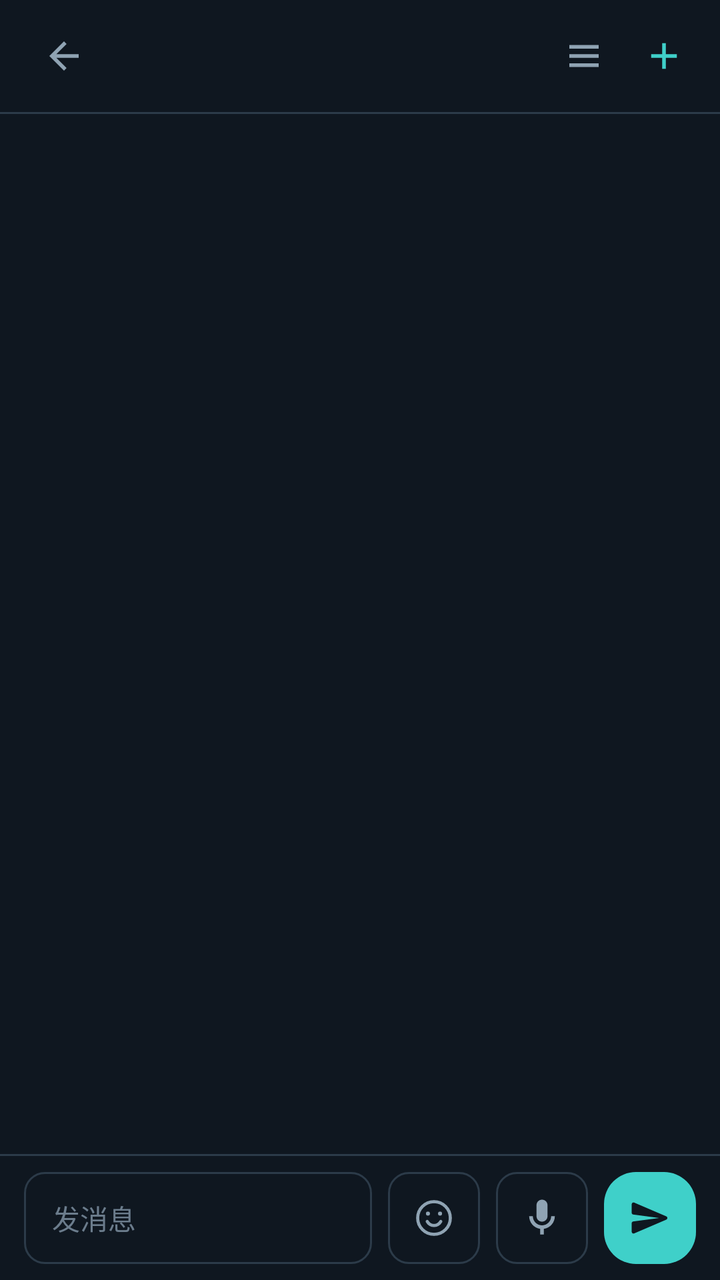
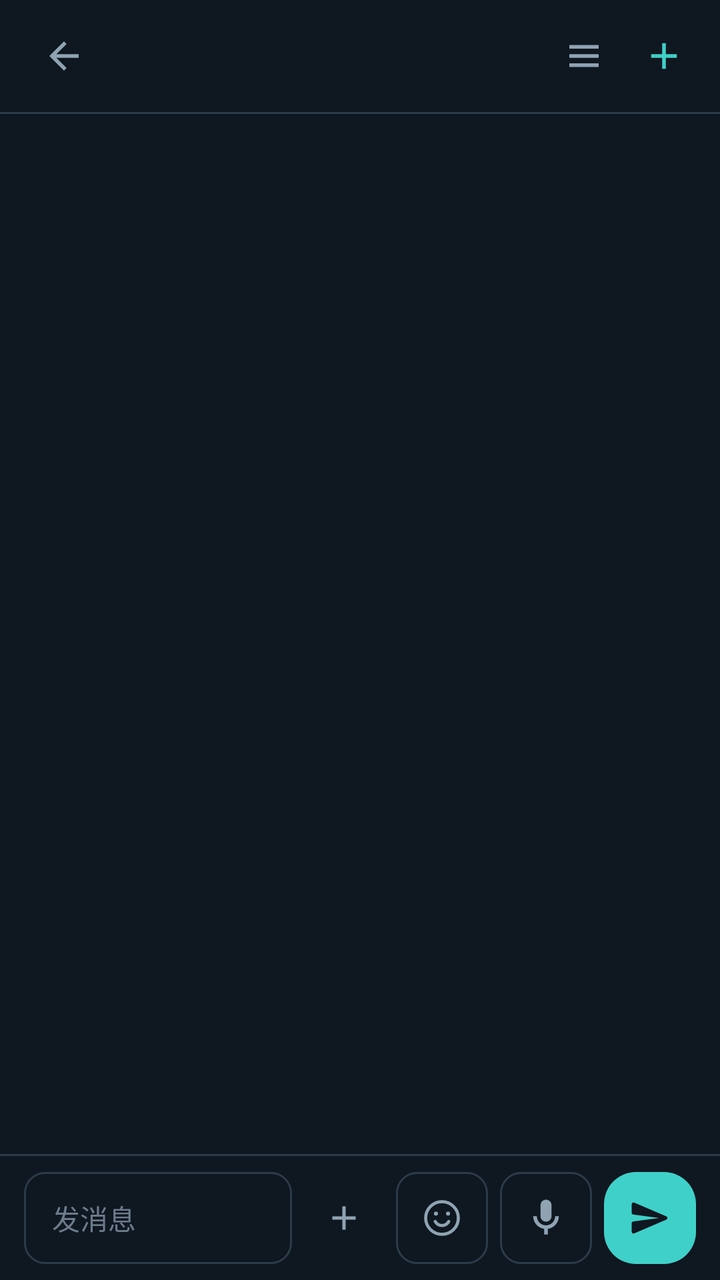

The first picture is an Android layout as it rendered before a commit; the second is the same layout after the commit. The layout source and the unified diff follow.
<!-- AndroidManifest.xml: activity theme AppTheme -->
<!-- res/layout/activity_history.xml -->
<?xml version="1.0" encoding="utf-8"?>
<FrameLayout xmlns:android="http://schemas.android.com/apk/res/android"
    android:id="@+id/historyRoot"
    android:layout_width="match_parent"
    android:layout_height="match_parent"
    android:background="@color/pet_bg">

    <LinearLayout
        android:layout_width="match_parent"
        android:layout_height="match_parent"
        android:orientation="vertical">

        <LinearLayout
            android:layout_width="match_parent"
            android:layout_height="56dp"
            android:gravity="center_vertical"
            android:orientation="horizontal"
            android:paddingStart="12dp"
            android:paddingEnd="8dp">

            <ImageView
                android:id="@+id/historyBack"
                android:layout_width="wrap_content"
                android:layout_height="wrap_content"
                android:background="?android:attr/selectableItemBackground"
                android:contentDescription="返回"
                android:padding="9dp"
                android:src="@drawable/ic_back"
                android:tint="@color/pet_text_dim" />

            
            <TextView
                android:id="@+id/historyProject"
                android:layout_width="0dp"
                android:layout_height="wrap_content"
                android:layout_weight="1"
                android:background="?android:attr/selectableItemBackground"
                android:ellipsize="end"
                android:maxLines="1"
                android:paddingStart="4dp"
                android:paddingTop="8dp"
                android:paddingEnd="4dp"
                android:paddingBottom="8dp"
                android:textColor="@color/pet_text"
                android:textSize="15sp" />

            <ImageView
                android:id="@+id/historySessions"
                android:layout_width="wrap_content"
                android:layout_height="wrap_content"
                android:background="?android:attr/selectableItemBackground"
                android:contentDescription="会话"
                android:padding="9dp"
                android:src="@drawable/ic_list"
                android:tint="@color/pet_text_dim" />

            <ImageView
                android:id="@+id/historyNew"
                android:layout_width="wrap_content"
                android:layout_height="wrap_content"
                android:background="?android:attr/selectableItemBackground"
                android:contentDescription="新对话"
                android:padding="9dp"
                android:src="@drawable/ic_plus"
                android:tint="@color/pet_accent" />

        </LinearLayout>

        <View
            android:layout_width="match_parent"
            android:layout_height="1dp"
            android:background="@color/pet_line" />

        <FrameLayout
            android:layout_width="match_parent"
            android:layout_height="0dp"
            android:layout_weight="1">

            <ListView
                android:id="@+id/historyList"
                android:layout_width="match_parent"
                android:layout_height="match_parent"
                android:clipToPadding="false"
                android:listSelector="@android:color/transparent"
                android:paddingTop="6dp"
                android:paddingBottom="12dp"
                android:scrollbars="none"
                android:stackFromBottom="true"
                android:transcriptMode="alwaysScroll" />

            <TextView
                android:id="@+id/historyEmpty"
                android:layout_width="wrap_content"
                android:layout_height="wrap_content"
                android:layout_gravity="center"
                android:gravity="center"
                android:lineSpacingExtra="4dp"
                android:padding="24dp"
                android:text="说句话开始"
                android:textColor="@color/pet_hint"
                android:textSize="14sp"
                android:visibility="gone" />

            <TextView
                android:id="@+id/chatTyping"
                android:layout_width="wrap_content"
                android:layout_height="wrap_content"
                android:layout_gravity="bottom|start"
                android:layout_marginStart="16dp"
                android:layout_marginBottom="6dp"
                android:text="···"
                android:textColor="@color/pet_hint"
                android:textSize="18sp"
                android:visibility="gone" />
        </FrameLayout>

        <LinearLayout
            android:id="@+id/chatRun"
            android:layout_width="match_parent"
            android:layout_height="wrap_content"
            android:gravity="center_vertical"
            android:orientation="horizontal"
            android:paddingStart="16dp"
            android:paddingEnd="8dp"
            android:visibility="gone">

            <TextView
                android:id="@+id/chatRunText"
                android:layout_width="0dp"
                android:layout_height="wrap_content"
                android:layout_weight="1"
                android:paddingTop="6dp"
                android:paddingBottom="6dp"
                android:text="处理中"
                android:textColor="@color/pet_hint"
                android:textSize="12sp" />

            <TextView
                android:id="@+id/chatStop"
                android:layout_width="wrap_content"
                android:layout_height="wrap_content"
                android:background="?android:attr/selectableItemBackground"
                android:padding="8dp"
                android:text="中断"
                android:textColor="@color/pet_accent"
                android:textSize="13sp" />
        </LinearLayout>

        <View
            android:layout_width="match_parent"
            android:layout_height="1dp"
            android:background="@color/pet_line" />

        <LinearLayout
            android:layout_width="match_parent"
            android:layout_height="62dp"
            android:gravity="center_vertical"
            android:orientation="horizontal"
            android:paddingStart="12dp"
            android:paddingTop="8dp"
            android:paddingEnd="12dp"
            android:paddingBottom="8dp">

            <EditText
                android:id="@+id/chatInput"
                android:layout_width="0dp"
                android:layout_height="46dp"
                android:layout_weight="1"
                android:background="@drawable/bg_input"
                android:hint="发消息"
                android:imeOptions="actionSend"
                android:inputType="text"
                android:maxLines="1"
                android:paddingStart="14dp"
                android:paddingEnd="14dp"
                android:textColor="@color/pet_text"
                android:textColorHint="@color/pet_hint"
                android:textSize="14sp" />

            <ImageView
                android:id="@+id/chatEmoji"
                android:layout_width="46dp"
                android:layout_height="46dp"
                android:layout_marginStart="8dp"
                android:background="@drawable/bg_input"
                android:contentDescription="表情"
                android:padding="12dp"
                android:src="@drawable/ic_emoji"
                android:tint="@color/pet_text_dim" />

            <ImageView
                android:id="@+id/chatMic"
                android:layout_width="46dp"
                android:layout_height="46dp"
                android:layout_marginStart="8dp"
                android:background="@drawable/bg_input"
                android:contentDescription="按住说话"
                android:padding="12dp"
                android:src="@drawable/ic_mic"
                android:tint="@color/pet_text_dim" />

            <ImageView
                android:id="@+id/chatSend"
                android:layout_width="46dp"
                android:layout_height="46dp"
                android:layout_marginStart="8dp"
                android:background="@drawable/bg_btn_primary"
                android:contentDescription="发送"
                android:padding="12dp"
                android:src="@drawable/ic_send"
                android:tint="@color/pet_bg" />
        </LinearLayout>
    </LinearLayout>

    
    <View
        android:id="@+id/pickerScrim"
        android:layout_width="match_parent"
        android:layout_height="match_parent"
        android:background="#B3000000"
        android:visibility="gone" />

    <LinearLayout
        android:id="@+id/pickerSheet"
        android:layout_width="match_parent"
        android:layout_height="wrap_content"
        android:layout_gravity="bottom"
        android:background="@color/pet_surface"
        android:orientation="vertical"
        android:paddingTop="8dp"
        android:paddingBottom="12dp"
        android:visibility="gone">

        <LinearLayout
            android:layout_width="match_parent"
            android:layout_height="48dp"
            android:gravity="center_vertical"
            android:orientation="horizontal"
            android:paddingStart="8dp"
            android:paddingEnd="8dp">

            <ImageView
                android:id="@+id/pickerBack"
                android:layout_width="wrap_content"
                android:layout_height="wrap_content"
                android:background="?android:attr/selectableItemBackground"
                android:contentDescription="项目"
                android:padding="9dp"
                android:src="@drawable/ic_back"
                android:tint="@color/pet_text_dim"
                android:visibility="gone" />

            <TextView
                android:id="@+id/pickerTitle"
                android:layout_width="0dp"
                android:layout_height="wrap_content"
                android:layout_weight="1"
                android:ellipsize="end"
                android:maxLines="1"
                android:paddingStart="4dp"
                android:text="项目"
                android:textColor="@color/pet_text"
                android:textSize="15sp" />

            <ImageView
                android:id="@+id/pickerClose"
                android:layout_width="wrap_content"
                android:layout_height="wrap_content"
                android:background="?android:attr/selectableItemBackground"
                android:contentDescription="关闭"
                android:padding="9dp"
                android:src="@drawable/ic_close"
                android:tint="@color/pet_accent" />
        </LinearLayout>

        <View
            android:layout_width="match_parent"
            android:layout_height="1dp"
            android:background="@color/pet_line" />

        <ListView
            android:id="@+id/pickerList"
            android:layout_width="match_parent"
            android:layout_height="wrap_content"
            android:divider="@color/pet_line"
            android:dividerHeight="1dp"
            android:listSelector="@android:color/transparent"
            android:maxHeight="420dp"
            android:scrollbars="none" />
    </LinearLayout>
</FrameLayout>
<!-- resources referenced by this layout -->
<resources>
  <color name="pet_accent">#3FD0C9</color>
  <color name="pet_bg">#0F1720</color>
  <color name="pet_hint">#6B7C8C</color>
  <color name="pet_line">#2C3B49</color>
  <color name="pet_surface">#18232E</color>
  <color name="pet_text">#E6EEF4</color>
  <color name="pet_text_dim">#8FA3B3</color>
  <!-- drawable bg_btn_primary (drawable) -->
  <?xml version="1.0" encoding="utf-8"?>
  <ripple xmlns:android="http://schemas.android.com/apk/res/android"
      android:color="#4DFFFFFF">
      <item>
          <shape android:shape="rectangle">
              <corners android:radius="16dp" />
              <solid android:color="@color/pet_accent" />
          </shape>
      </item>
  </ripple>
  <!-- drawable bg_input (drawable) -->
  <?xml version="1.0" encoding="utf-8"?>
  <shape xmlns:android="http://schemas.android.com/apk/res/android"
      android:shape="rectangle">
      <corners android:radius="10dp" />
      <solid android:color="@color/pet_bg" />
      <stroke
          android:width="1dp"
          android:color="@color/pet_line" />
  </shape>
  <!-- drawable ic_back (drawable) -->
  <vector xmlns:android="http://schemas.android.com/apk/res/android"
      android:width="22dp"
      android:height="22dp"
      android:viewportWidth="24"
      android:viewportHeight="24">
      <path
          android:fillColor="#FF000000"
          android:pathData="M20,11H7.83l5.59,-5.59L12,4l-8,8 8,8 1.41,-1.41L7.83,13H20v-2z" />
  </vector>
  <!-- drawable ic_close (drawable) -->
  <vector xmlns:android="http://schemas.android.com/apk/res/android"
      android:width="22dp"
      android:height="22dp"
      android:viewportWidth="24"
      android:viewportHeight="24">
      <path
          android:fillColor="#FF000000"
          android:pathData="M19,6.41L17.59,5 12,10.59 6.41,5 5,6.41 10.59,12 5,17.59 6.41,19 12,13.41 17.59,19 19,17.59 13.41,12z" />
  </vector>
  <!-- drawable ic_list (drawable) -->
  <vector xmlns:android="http://schemas.android.com/apk/res/android"
      android:width="22dp"
      android:height="22dp"
      android:viewportWidth="24"
      android:viewportHeight="24">
      <path
          android:fillColor="#FF000000"
          android:pathData="M4,6h16v2H4V6zM4,11h16v2H4v-2zM4,16h16v2H4v-2z" />
  </vector>
  <!-- drawable ic_mic (drawable) -->
  <vector xmlns:android="http://schemas.android.com/apk/res/android"
      android:width="22dp"
      android:height="22dp"
      android:viewportWidth="24"
      android:viewportHeight="24">
      <path
          android:fillColor="#FF000000"
          android:pathData="M12,14c1.66,0 3,-1.34 3,-3V5c0,-1.66 -1.34,-3 -3,-3S9,3.34 9,5v6c0,1.66 1.34,3 3,3zM17,11c0,2.76 -2.24,5 -5,5s-5,-2.24 -5,-5H5c0,3.53 2.61,6.43 6,6.92V21h2v-3.08c3.39,-0.49 6,-3.39 6,-6.92h-2z" />
  </vector>
  <!-- drawable ic_plus (drawable) -->
  <vector xmlns:android="http://schemas.android.com/apk/res/android"
      android:width="22dp"
      android:height="22dp"
      android:viewportWidth="24"
      android:viewportHeight="24">
      <path
          android:fillColor="#FF000000"
          android:pathData="M19,13h-6v6h-2v-6H5v-2h6V5h2v6h6v2z" />
  </vector>
  <!-- drawable ic_send (drawable) -->
  <vector xmlns:android="http://schemas.android.com/apk/res/android"
      android:width="22dp"
      android:height="22dp"
      android:viewportWidth="24"
      android:viewportHeight="24">
      <path
          android:fillColor="#FF000000"
          android:pathData="M3.4,20.4l17.45,-7.48c0.81,-0.35 0.81,-1.49 0,-1.84L3.4,3.6c-0.66,-0.29 -1.39,0.2 -1.39,0.91L2,9.12c0,0.5 0.37,0.93 0.87,0.99L17,12 2.87,13.88c-0.5,0.07 -0.87,0.5 -0.87,1l0.01,4.61c0,0.71 0.73,1.2 1.39,0.91z" />
  </vector>
  <style name="AppTheme" parent="@android:style/Theme.Material.NoActionBar">
          <item name="android:windowBackground">#06131F</item>
          <item name="android:colorAccent">#7ADAFF</item>
          <item name="android:statusBarColor">#06131F</item>
          <item name="android:navigationBarColor">#06131F</item>
      </style>
  <!-- unchanged entries left out for length: 1 -->
</resources>

<!-- the commit's change to res/layout/activity_history.xml (unified diff, before → after) -->
@@ -29,20 +29,38 @@
                 android:tint="@color/pet_text_dim" />
 
             
-            <TextView
-                android:id="@+id/historyProject"
+            <LinearLayout
+                android:id="@+id/historyHead"
                 android:layout_width="0dp"
                 android:layout_height="wrap_content"
                 android:layout_weight="1"
                 android:background="?android:attr/selectableItemBackground"
-                android:ellipsize="end"
-                android:maxLines="1"
+                android:orientation="vertical"
                 android:paddingStart="4dp"
-                android:paddingTop="8dp"
+                android:paddingTop="7dp"
                 android:paddingEnd="4dp"
-                android:paddingBottom="8dp"
-                android:textColor="@color/pet_text"
-                android:textSize="15sp" />
+                android:paddingBottom="7dp">
+
+                <TextView
+                    android:id="@+id/historyProject"
+                    android:layout_width="match_parent"
+                    android:layout_height="wrap_content"
+                    android:ellipsize="end"
+                    android:maxLines="1"
+                    android:textColor="@color/pet_text"
+                    android:textSize="15sp" />
+
+                <TextView
+                    android:id="@+id/historySession"
+                    android:layout_width="match_parent"
+                    android:layout_height="wrap_content"
+                    android:layout_marginTop="1dp"
+                    android:ellipsize="end"
+                    android:maxLines="1"
+                    android:textColor="@color/pet_hint"
+                    android:textSize="11sp"
+                    android:visibility="gone" />
+            </LinearLayout>
 
             <ImageView
                 android:id="@+id/historySessions"
@@ -178,10 +196,21 @@
                 android:textSize="14sp" />
 
             <ImageView
+                android:id="@+id/chatAttach"
+                android:layout_width="40dp"
+                android:layout_height="46dp"
+                android:layout_marginStart="6dp"
+                android:background="?android:attr/selectableItemBackground"
+                android:contentDescription="发图片"
+                android:padding="10dp"
+                android:src="@drawable/ic_plus"
+                android:tint="@color/pet_text_dim" />
+
+            <ImageView
                 android:id="@+id/chatEmoji"
                 android:layout_width="46dp"
                 android:layout_height="46dp"
-                android:layout_marginStart="8dp"
+                android:layout_marginStart="6dp"
                 android:background="@drawable/bg_input"
                 android:contentDescription="表情"
                 android:padding="12dp"
@@ -192,7 +221,7 @@
                 android:id="@+id/chatMic"
                 android:layout_width="46dp"
                 android:layout_height="46dp"
-                android:layout_marginStart="8dp"
+                android:layout_marginStart="6dp"
                 android:background="@drawable/bg_input"
                 android:contentDescription="按住说话"
                 android:padding="12dp"
@@ -203,7 +232,7 @@
                 android:id="@+id/chatSend"
                 android:layout_width="46dp"
                 android:layout_height="46dp"
-                android:layout_marginStart="8dp"
+                android:layout_marginStart="6dp"
                 android:background="@drawable/bg_btn_primary"
                 android:contentDescription="发送"
                 android:padding="12dp"
